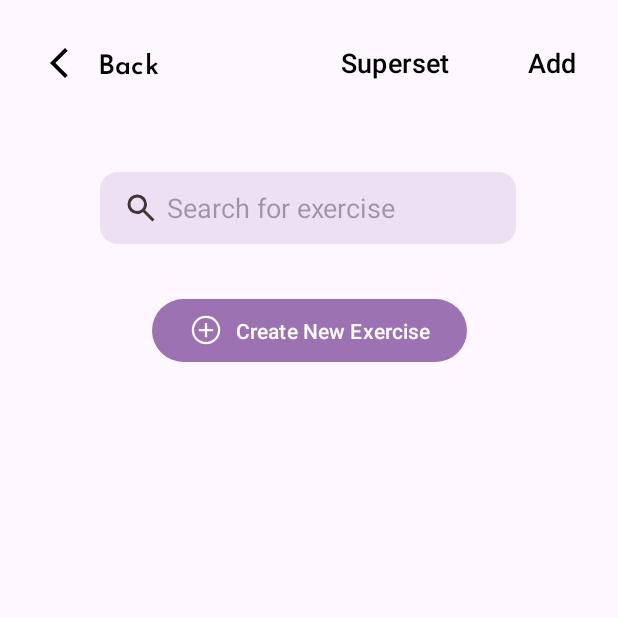
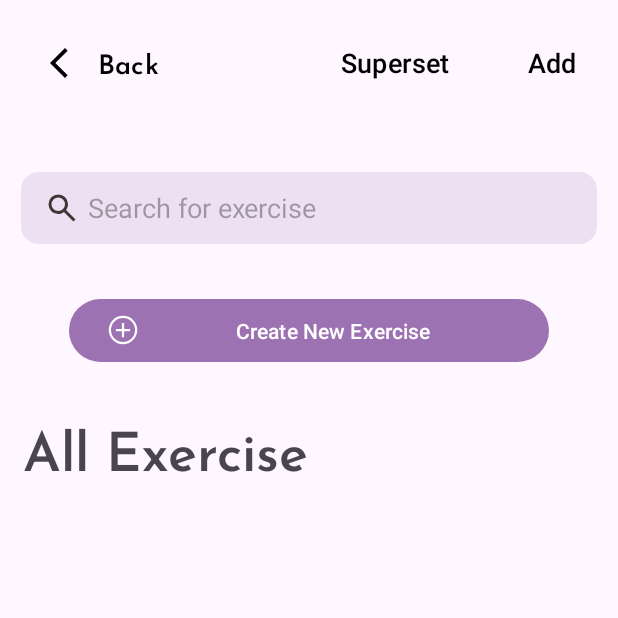
Before and after one commit to poey11/FitMeApp, an Android app: the screen it shows after launch (CreateNewWorkout), after a tap on an icon or button, on a phone screen of 412 x 824 dp, the top half of it. Run offline under Robolectric (Android 15) with nearby library versions, the light colour scheme and no system bars.

Commit message:
adding the deleting the workout function

```diff
--- a/app/src/main/AndroidManifest.xml
+++ b/app/src/main/AndroidManifest.xml
@@ -21,7 +21,7 @@
                 <category android:name="android.intent.category.LAUNCHER" />
             </intent-filter>
         </activity>
-        <activity android:name=".CreateNewWorkout">
+        <activity android:name=".activities.CreateNewWorkout">
 
         </activity>
         <meta-data
--- a/app/src/main/java/com/example/mobdeve/s13/payao/malcolm/fitme/CreateNewWorkout.kt
+++ b/app/src/main/java/com/example/mobdeve/s13/payao/malcolm/fitme/activities/CreateNewWorkout.kt
@@ -1,11 +1,19 @@
-package com.example.mobdeve.s13.payao.malcolm.fitme
+package com.example.mobdeve.s13.payao.malcolm.fitme.activities
 
 import android.os.Bundle
+import android.widget.Button
 import androidx.appcompat.app.AppCompatActivity
+import com.example.mobdeve.s13.payao.malcolm.fitme.R
 
 class CreateNewWorkout: AppCompatActivity() {
     override fun onCreate(savedInstanceState: Bundle?) {
         super.onCreate(savedInstanceState)
         setContentView(R.layout.create_new_workout)
+
+        val backBtn:Button = findViewById(R.id.backBtn)
+
+        backBtn.setOnClickListener{
+            finish()
+        }
     }
 }
--- a/app/src/main/java/com/example/mobdeve/s13/payao/malcolm/fitme/adapter/WorkoutAdapter.kt
+++ b/app/src/main/java/com/example/mobdeve/s13/payao/malcolm/fitme/adapter/WorkoutAdapter.kt
@@ -26,6 +26,12 @@ class WorkoutAdapter(private val data: ArrayList<Workout>, private val context:
         holder.bind(workout)
     }
 
+    fun removeWorkoutItem(position: Int){
+        if(position >=0 && position < data.size){
+            data.removeAt(position)
+            notifyItemRemoved(position)
+        }
+    }
 
 
 }
--- a/app/src/main/java/com/example/mobdeve/s13/payao/malcolm/fitme/database/DataHelper.kt
+++ b/app/src/main/java/com/example/mobdeve/s13/payao/malcolm/fitme/database/DataHelper.kt
@@ -9,42 +9,49 @@ class DataHelper {
             workout.add(
                 Workout(
                     1,
-                    "Bicep Workout",
+                    "Bicep",
                     arrayOf("M","T","W")
                 )
             )
             workout.add(
                 Workout(
                     2,
-                    "Back Workout",
+                    "Back",
                     arrayOf("TH","F","SA")
                 )
             )
             workout.add(
                 Workout(
                     3,
-                    "Chest Workout",
+                    "Chest",
                     arrayOf("SU", "M", "W")
                 )
             )
             workout.add(
                 Workout(
                     4,
-                    "Legs Workout",
+                    "Legs",
                     arrayOf("M", "W", "F")
                 )
             )
             workout.add(
                 Workout(
                     5,
-                    "Calves Workout",
+                    "Calves",
                     arrayOf("T", "TH", "SA")
                 )
             )
             workout.add(
                 Workout(
                     6,
-                    "Shoulders Workout",
+                    "Shoulders",
+                    arrayOf("SU", "W")
+                )
+            )
+            workout.add(
+                Workout(
+                    7,
+                    "Hamstrings",
                     arrayOf("SU", "W")
                 )
             )
--- a/app/src/main/java/com/example/mobdeve/s13/payao/malcolm/fitme/fragments/HomeFragment.kt
+++ b/app/src/main/java/com/example/mobdeve/s13/payao/malcolm/fitme/fragments/HomeFragment.kt
@@ -6,11 +6,12 @@ import androidx.fragment.app.Fragment
 import android.view.LayoutInflater
 import android.view.View
 import android.view.ViewGroup
+import android.widget.Button
 import androidx.recyclerview.widget.LinearLayoutManager
 import androidx.recyclerview.widget.RecyclerView
 import com.example.mobdeve.s13.payao.malcolm.fitme.database.DataHelper
 import com.example.mobdeve.s13.payao.malcolm.fitme.R
-import com.example.mobdeve.s13.payao.malcolm.fitme.CreateNewWorkout
+import com.example.mobdeve.s13.payao.malcolm.fitme.activities.CreateNewWorkout
 import com.example.mobdeve.s13.payao.malcolm.fitme.models.Workout
 import com.example.mobdeve.s13.payao.malcolm.fitme.adapter.WorkoutAdapter
 import com.google.android.material.floatingactionbutton.FloatingActionButton
@@ -38,6 +39,7 @@ class HomeFragment : Fragment() {
 
         val fab: FloatingActionButton = view.findViewById(R.id.floatingActionButton)
 
+
         fab.setOnClickListener {
             val intent = Intent(requireContext(), CreateNewWorkout::class.java)
             startActivity(intent)
--- a/app/src/main/java/com/example/mobdeve/s13/payao/malcolm/fitme/models/WorkoutViewHolder.kt
+++ b/app/src/main/java/com/example/mobdeve/s13/payao/malcolm/fitme/models/WorkoutViewHolder.kt
@@ -3,20 +3,21 @@ package com.example.mobdeve.s13.payao.malcolm.fitme.models
 import android.content.Context
 import android.util.Log
 import android.view.View
+import android.widget.Button
 import android.widget.FrameLayout
 import android.widget.TextView
 import android.widget.Toast
 import androidx.recyclerview.widget.RecyclerView
 import com.example.mobdeve.s13.payao.malcolm.fitme.R
+import com.example.mobdeve.s13.payao.malcolm.fitme.adapter.WorkoutAdapter
 
 class WorkoutViewHolder(workoutView: View, private val context:Context ): RecyclerView.ViewHolder(workoutView){
 
     private  val workoutTitle:TextView =  workoutView.findViewById(R.id.workoutTitle)
     private  val workoutDays:TextView =  workoutView.findViewById(R.id.workoutDates)
     private val workFrame:FrameLayout = workoutView.findViewById(R.id.workFrame)
+    private  val deleteBtn: Button = workoutView.findViewById(R.id.deleteBtn)
     private lateinit var currentWorkout: Workout
-
-
     fun bind(workout: Workout){
         currentWorkout = workout
         workoutTitle.text = workout.workoutTitle
@@ -26,7 +27,12 @@ class WorkoutViewHolder(workoutView: View, private val context:Context ): Recycl
             if (position != RecyclerView.NO_POSITION) {
                 Toast.makeText(context,"${workoutTitle.text} clicked at position: $position", Toast.LENGTH_SHORT).show()
             }
+        }
+        deleteBtn.setOnClickListener{
+            val position = adapterPosition
+            if(position != RecyclerView.NO_POSITION) {
 
+            }
         }
 
     }
--- a/app/src/main/res/layout/create_new_workout.xml
+++ b/app/src/main/res/layout/create_new_workout.xml
@@ -63,7 +63,7 @@
         android:drawableLeft="@drawable/ic_baseline_magnify"
         android:drawablePadding="5dp"
         android:drawableTint="#433535"
-        android:ems="13"
+        android:ems="18"
         android:hint="Search for exercise"
         android:inputType="text"
         android:paddingStart="15dp"
@@ -78,6 +78,7 @@
     <Button
         android:id="@+id/createNewExerciseBtn"
 
+        android:ems="20"
         android:layout_width="wrap_content"
         android:layout_height="50dp"
         android:drawableLeft="@drawable/ic_baseline_add_circle"
@@ -89,4 +90,28 @@
         app:layout_constraintTop_toTopOf="parent"
         app:layout_constraintVertical_bias="0.252" />
 
+    <TextView
+        android:id="@+id/textView"
+        android:layout_width="wrap_content"
+        android:layout_height="wrap_content"
+        android:fontFamily="@font/josefin_sans_semibold"
+        android:text="All Exercise"
+        android:textSize="36dp"
+        app:layout_constraintBottom_toBottomOf="parent"
+        app:layout_constraintEnd_toEndOf="parent"
+        app:layout_constraintHorizontal_bias="0.068"
+        app:layout_constraintStart_toStartOf="parent"
+        app:layout_constraintTop_toTopOf="parent"
+        app:layout_constraintVertical_bias="0.354" />
+
+    <androidx.recyclerview.widget.RecyclerView
+        android:layout_width="409dp"
+        android:layout_height="441dp"
+        app:layout_constraintBottom_toBottomOf="parent"
+        app:layout_constraintEnd_toEndOf="parent"
+        app:layout_constraintHorizontal_bias="0.0"
+        app:layout_constraintStart_toStartOf="parent"
+        app:layout_constraintTop_toTopOf="parent"
+        app:layout_constraintVertical_bias="1.0" />
+
 </androidx.constraintlayout.widget.ConstraintLayout>
```
Also changed, not shown: app/src/main/res/drawable/ic_baseline_delete.xml (added, +9 -0 lines), app/src/main/res/layout/workout_template.xml (+11 -0 lines), app/src/main/res/drawable/derick.jpg (deleted), app/src/main/res/drawable/settingsicon.png (deleted).
